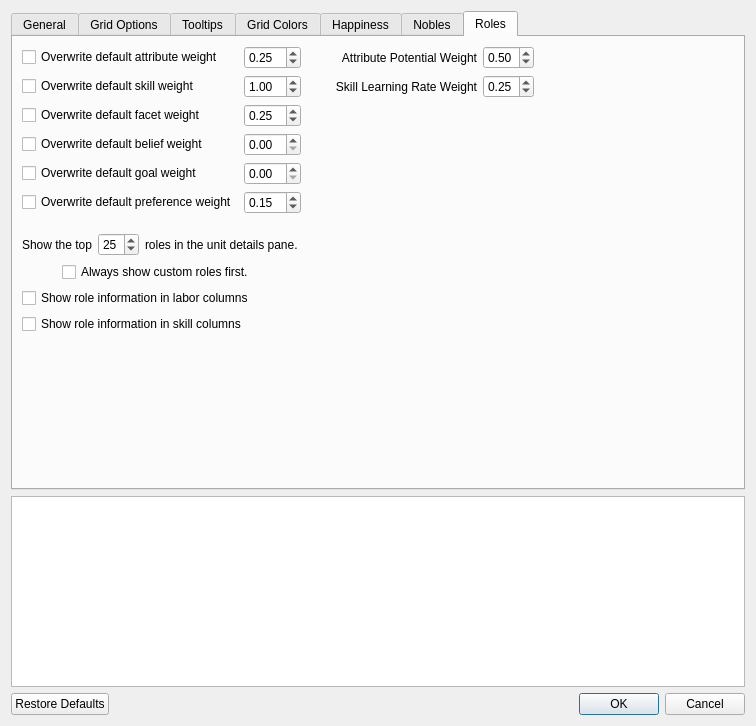
The window that src/optionsmenu.ui (Dwarf-Therapist/Dwarf-Therapist) describes before a commit, drawn with Qt 5.
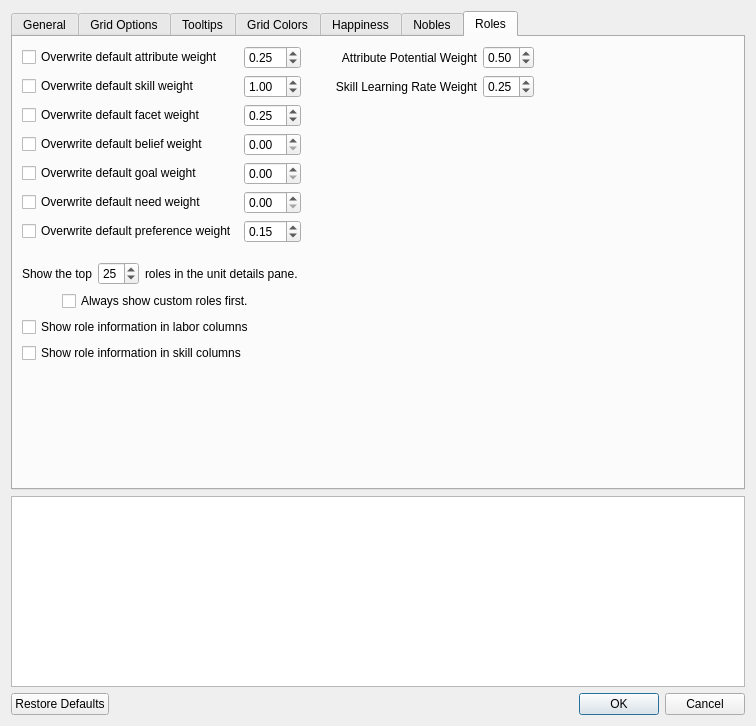
The same window after the commit. The open tabs and pages were chosen to show the change. Icons and pictures are not drawn.

Commit message: Add needs for roles

Diff of the .ui file:
```diff
--- a/src/optionsmenu.ui
+++ b/src/optionsmenu.ui
@@ -2221,7 +2221,7 @@
            </property>
           </widget>
          </item>
-         <item row="5" column="1">
+         <item row="6" column="1">
           <widget class="QDoubleSpinBox" name="dsb_pref_weight">
            <property name="statusTip">
             <string>This is the default role trait weight. Trait weights can be overridden in the Dwarf Therapist.ini.</string>
@@ -2417,7 +2417,7 @@
            </property>
           </widget>
          </item>
-         <item row="5" column="0">
+         <item row="6" column="0">
           <widget class="QCheckBox" name="cb_pref_weight">
            <property name="toolTip">
             <string>Check this if you want to use a custom default weight for preferences instead of the built-in value.</string>
@@ -2430,6 +2430,29 @@
            </property>
           </widget>
          </item>
+         <item row="5" column="0">
+          <widget class="QCheckBox" name="cb_need_weight">
+           <property name="toolTip">
+            <string>Check this if you want to use a custom default weight for needs instead of the built-in value.</string>
+           </property>
+           <property name="statusTip">
+            <string>Check this if you want to use a custom default weight for needs instead of the built-in value.</string>
+           </property>
+           <property name="text">
+            <string>Overwrite default need weight</string>
+           </property>
+          </widget>
+         </item>
+         <item row="5" column="1">
+          <widget class="QDoubleSpinBox" name="dsb_need_weight">
+           <property name="statusTip">
+            <string>This is the default role need weight. Need weights can be overridden in the Dwarf Therapist.ini.</string>
+           </property>
+           <property name="singleStep">
+            <double>0.250000000000000</double>
+           </property>
+          </widget>
+         </item>
         </layout>
        </item>
        <item>
```
Left out of the diff: 23 changed lines with no effect on the pictures. The commit also changes 14 other files.
